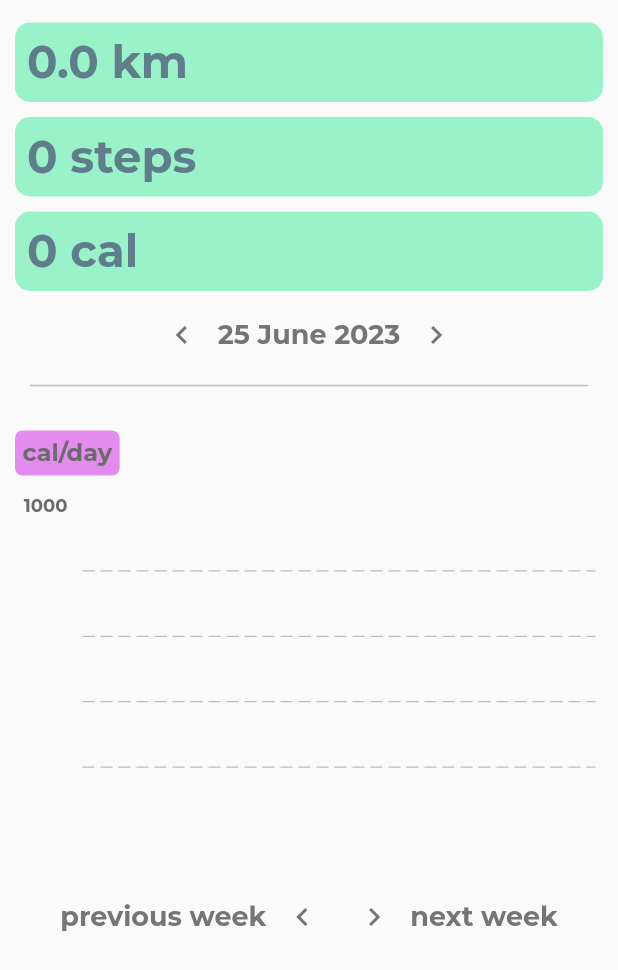
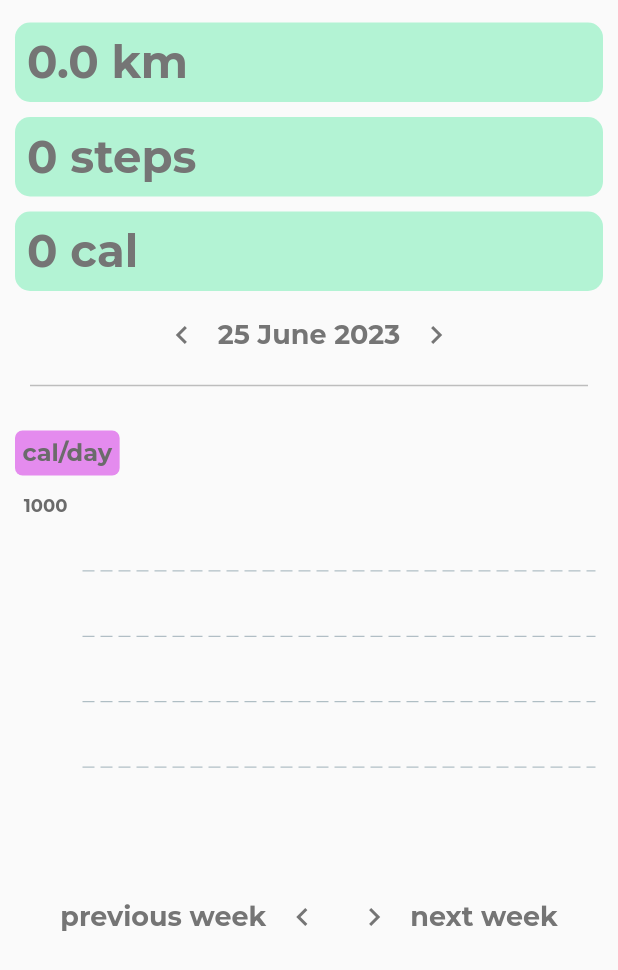
Before and after one commit to stellamaschio/eaty_tourist, a Flutter app: the Statistics screen opened directly, on a phone screen of 412 x 824 dp. Shown: the top 970 px of the screen. Run offline on Flutter 3.47's test engine with Material 2 defaults, Android fonts, the phone set to English and light mode, and no system bars; drawn by our look-alikes of fl_chart; our stand-ins replace dio, floor, google_fonts, jwt_decoder, material_design_icons_flutter, shared_preferences and 1 more; accounts and stored records are empty; generated files the repository leaves out were written again; network calls fail; statements that could not run were skipped; project files that could hold a hidden picture were left out.

Commit message:
(steps and distance) + color for today bar

```diff
--- a/lib/pages/statistics.dart
+++ b/lib/pages/statistics.dart
@@ -24,15 +24,13 @@ class Statistics extends StatelessWidget {
               child: Container(
                 padding: const EdgeInsets.all(8),
                 decoration: BoxDecoration(
-                  color: Color(0xA969F0AF),
+                  color: Color.fromARGB(169, 143, 240, 193),
                   borderRadius: BorderRadius.circular(10),
                 ),
                 child: Text(
-                  (provider.lastData.isEmpty)
-                  ? '0.0 km'
-                  : '${provider.lastData.last.distance/100000} km',
+                  '${provider.lastData.last.distance/100000} km',
                   style: GoogleFonts.montserrat(
-                    color: const Color(0xFF607D8B),
+                    color: Colors.grey.shade600,
                     fontSize: 30,
                     fontWeight: FontWeight.bold,
                   ),
@@ -44,15 +42,13 @@ class Statistics extends StatelessWidget {
               child: Container(
                 padding: const EdgeInsets.all(8),
                 decoration: BoxDecoration(
-                  color: Color(0xA969F0AF),
+                  color: Color.fromARGB(169, 143, 240, 193),
                   borderRadius: BorderRadius.circular(10),
                 ),
                 child: Text(
-                  (provider.lastData.isEmpty)
-                  ? '0 steps'
-                  : '${provider.lastData.last.steps} steps',
+                  '${provider.lastData.last.steps} steps',
                   style: GoogleFonts.montserrat(
-                    color: const Color(0xFF607D8B),
+                    color: Colors.grey.shade600,
                     fontSize: 30,
                     fontWeight: FontWeight.bold,
                   ),
@@ -64,15 +60,13 @@ class Statistics extends StatelessWidget {
               child: Container(
                 padding: const EdgeInsets.all(8),
                 decoration: BoxDecoration(
-                  color: Color(0xA969F0AF),
+                  color: Color.fromARGB(169, 143, 240, 193),
                   borderRadius: BorderRadius.circular(10),
                 ),
                 child: Text(
-                  (provider.lastData.isEmpty)
-                  ? '0 cal'
-                  : '${provider.lastData.last.calories.toInt()} cal',
+                  '${provider.lastData.last.calories.toInt()} cal',
                   style: GoogleFonts.montserrat(
-                    color: const Color(0xFF607D8B),
+                    color: Colors.grey.shade600,
                     fontSize: 30,
                     fontWeight: FontWeight.bold,
                   ),
@@ -97,10 +91,11 @@ class Statistics extends StatelessWidget {
                           DateTime(prevDay.year, prevDay.month, prevDay.day, 23,59),
                           prevDay,
                         );
+                        provider.setStatDate(prevDay);
                       }),
                   Consumer<HomeProvider>(
                       builder: (context, value, child) => Text(
-                            DateFormat('dd MMMM yyyy').format(value.showDate),
+                            DateFormat('dd MMMM yyyy').format(value.statDate),
                             style: GoogleFonts.montserrat(
                               color: Colors.grey.shade600,
                               fontSize: 18,
@@ -122,7 +117,7 @@ class Statistics extends StatelessWidget {
                             provider.lastSelTime,
                             selDay.add(provider.lastSelTime.difference(selDay)),
                           );
-
+                          provider.setStatDate(selDay.add(provider.lastSelTime.difference(selDay)));
                         //weekCheck(selDay, selDay.add(provider.lastSelTime.difference(selDay))),
                       },
                     ),
@@ -170,7 +165,7 @@ class Statistics extends StatelessWidget {
                         color: Colors.grey.shade600,
                       ),
                       onPressed: () {
-
+                        provider.deleteSelected();
                       }),
                   Text(
                     "next week",
@@ -232,30 +227,29 @@ class GraphicState extends State<Graphic> {
 
   int touchedGroupIndex = -1;
 
-  final Color barColor = Color.fromARGB(255, 228, 139, 238);
+  //final Color barColor = Color.fromARGB(255, 228, 139, 238);
 
   late List<BarChartGroupData> items = [];
   double rap_max = 0;
-  double val_max = 1000;
+
 
   @override
   void initState() {
     super.initState();
     HomeProvider provider = Provider.of<HomeProvider>(context, listen: false);
 
-    DateTime date = provider.showDate;
+    DateTime date = provider.statDate;
 
-    provider.lastTime();
     provider.dayLastTime(date);
     provider.getSelectedByTime(
       DateUtils.dateOnly(date),
-      provider.dataLastTime,
+      provider.lastSelTime,
       date,
     );
 
-    makeItems(provider);
+    provider.makeItems();
 
-    rap_max = val_max;
+    rap_max = provider.val_max;
 
   }
 
@@ -321,7 +315,7 @@ class GraphicState extends State<Graphic> {
                   borderData: FlBorderData(
                     show: false,
                     ),
-                  barGroups: items,
+                  barGroups: provider.items,
                   gridData: FlGridData(
                     drawHorizontalLine: true,
                     drawVerticalLine: false,
@@ -334,7 +328,7 @@ class GraphicState extends State<Graphic> {
       ),
     );
   }
-
+  /*
   List<BarChartGroupData> makeItems(HomeProvider prov){
     DateTime date = prov.showDate;
     BarObj today = prov.makeDay(date);
@@ -381,7 +375,7 @@ class GraphicState extends State<Graphic> {
           return makeGroupData(7, element.getCal());
 
       }
-  }
+  }*/
 
   Widget leftTitles(double value, TitleMeta meta) {
     var style = font.copyWith(fontSize: 12);
@@ -434,6 +428,7 @@ class GraphicState extends State<Graphic> {
     );
   }
 
+  /*
   BarChartGroupData makeGroupData(int x, double y1) {
     return BarChartGroupData(
       barsSpace: 4,
@@ -441,11 +436,11 @@ class GraphicState extends State<Graphic> {
       barRods: [
         BarChartRodData(
           toY: y1,
-          color: barColor,
+          color: ,
           width: 7,
         ),
       ],
     );
-  }
+  }*/
 
 }
```
Also changed, not shown: lib/pages/home.dart (+10 -5 lines), lib/providers/home_provider.dart (+154 -9 lines).
